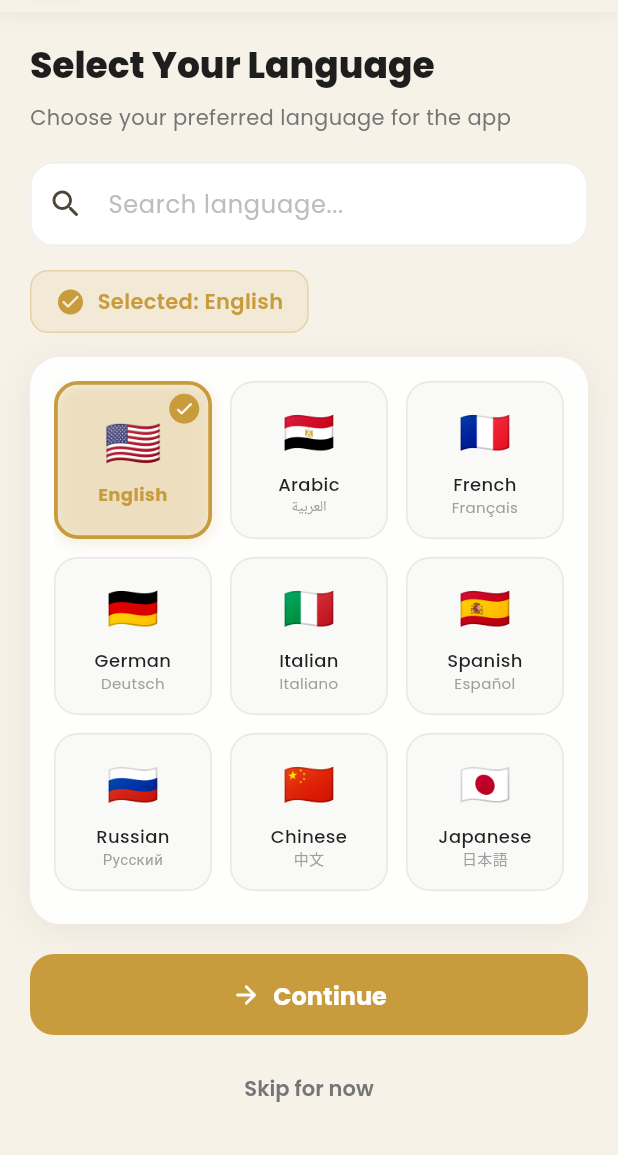
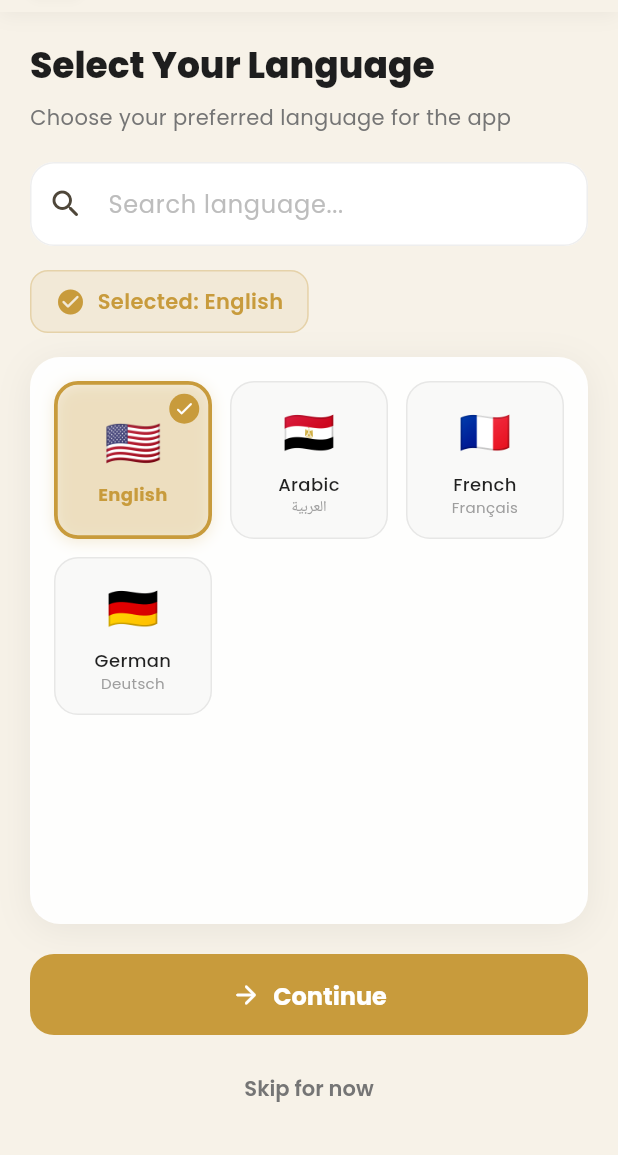
Before and after one commit to hakemm663/discover_egypt, a Flutter app: the LanguagePage screen opened by its route, on a phone screen of 412 x 824 dp, the part 81-1236 px from its top. Run offline on Flutter 3.47's test engine with Material 3 defaults, Android fonts, the light colour scheme and no system bars; drawn by our look-alikes of flutter_animate; our stand-ins replace cached_network_image, carousel_slider, cloud_firestore, confetti, dio, firebase_auth and 9 more; missing offline and left inert: flutter_stripe; accounts and stored records are empty; network calls fail.

```diff
--- a/lib/features/onboarding/language_page.dart
+++ b/lib/features/onboarding/language_page.dart
@@ -24,17 +24,6 @@
     {'code': 'ar', 'name': 'Arabic', 'flag': '🇪🇬', 'native': 'العربية'},
     {'code': 'fr', 'name': 'French', 'flag': '🇫🇷', 'native': 'Français'},
     {'code': 'de', 'name': 'German', 'flag': '🇩🇪', 'native': 'Deutsch'},
-    {'code': 'it', 'name': 'Italian', 'flag': '🇮🇹', 'native': 'Italiano'},
-    {'code': 'es', 'name': 'Spanish', 'flag': '🇪🇸', 'native': 'Español'},
-    {'code': 'ru', 'name': 'Russian', 'flag': '🇷🇺', 'native': 'Русский'},
-    {'code': 'zh', 'name': 'Chinese', 'flag': '🇨🇳', 'native': '中文'},
-    {'code': 'ja', 'name': 'Japanese', 'flag': '🇯🇵', 'native': '日本語'},
-    {'code': 'ko', 'name': 'Korean', 'flag': '🇰🇷', 'native': '한국어'},
-    {'code': 'pt', 'name': 'Portuguese', 'flag': '🇵🇹', 'native': 'Português'},
-    {'code': 'nl', 'name': 'Dutch', 'flag': '🇳🇱', 'native': 'Nederlands'},
-    {'code': 'tr', 'name': 'Turkish', 'flag': '🇹🇷', 'native': 'Türkçe'},
-    {'code': 'pl', 'name': 'Polish', 'flag': '🇵🇱', 'native': 'Polski'},
-    {'code': 'hi', 'name': 'Hindi', 'flag': '🇮🇳', 'native': 'हिन्दी'},
   ];
 
   List<Map<String, String>> get _filteredLanguages {
```
Also changed, not shown: lib/app/app.dart (+6 -4 lines), lib/app/providers.dart (+26 -4 lines), 1 other file.
